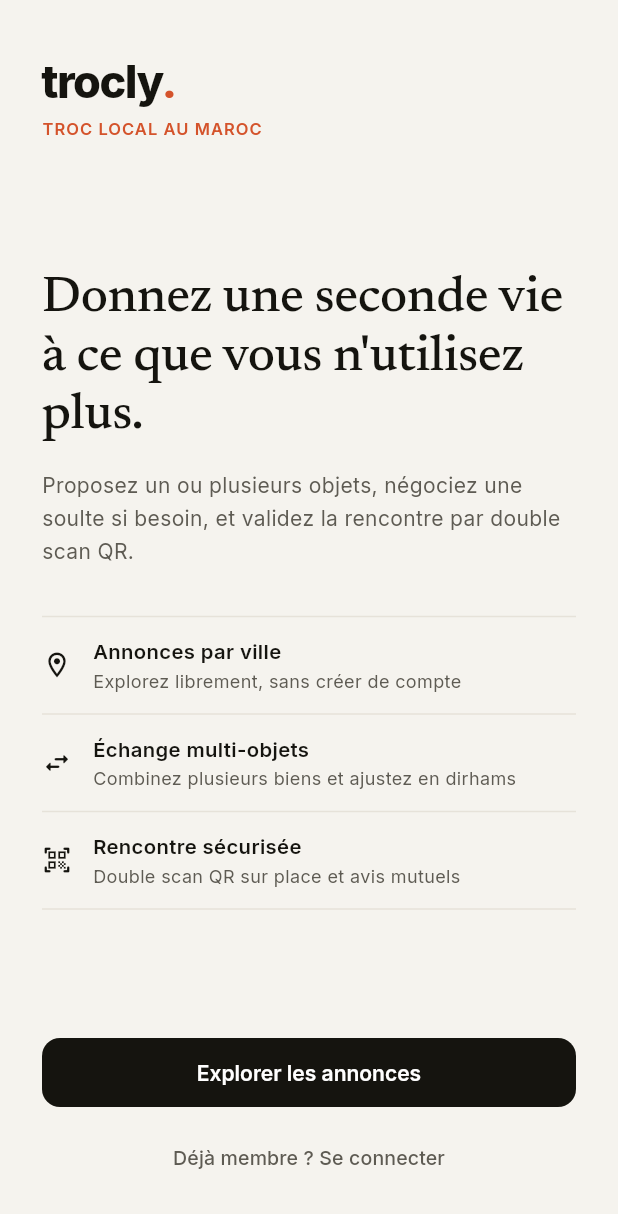
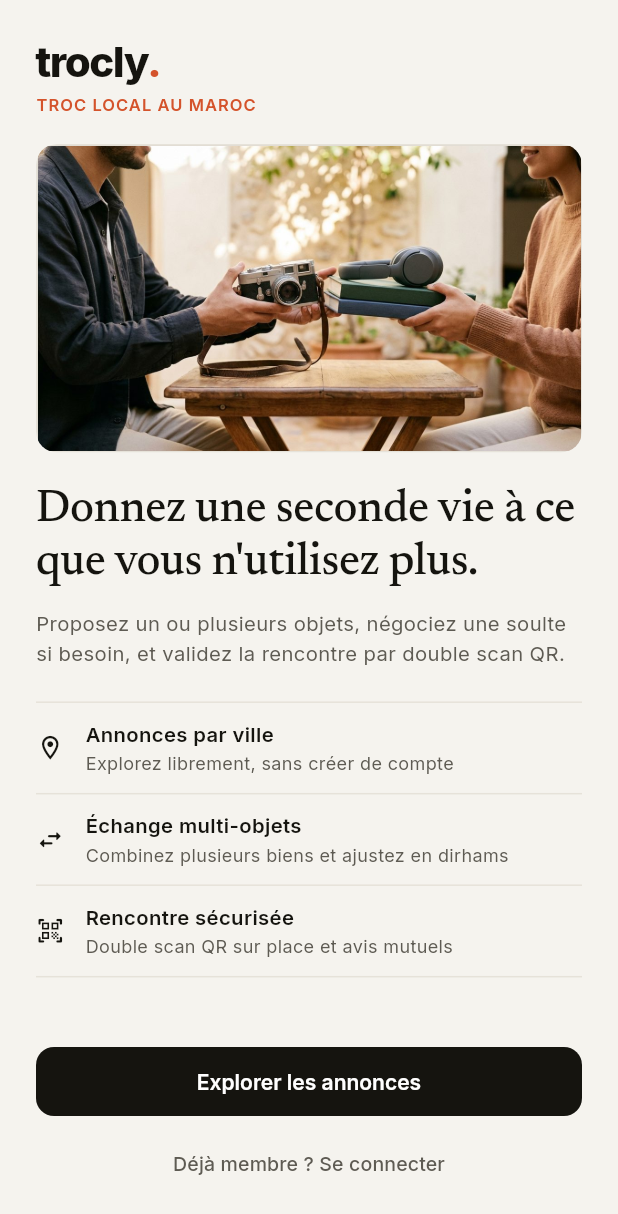
Before and after one commit to DandaneRida/trocly_mobile, a Flutter app: the screen it shows after launch, on a phone screen of 412 x 824 dp. Shown: the top 1214 px of the screen. Run offline on Flutter 3.47's test engine with Material 3 defaults, Android fonts, the phone set to English and light mode, and no system bars; our stand-ins replace flutter_secure_storage, get, google_fonts, image_picker, qr_flutter, socket_io_client; missing offline and left inert: mobile_scanner; accounts and stored records are empty; network calls fail.

Commit message:
feat(ui): bundle editorial exchange hero image on welcome screen

```diff
--- a/lib/features/feed/presentation/screens/splash_screen.dart
+++ b/lib/features/feed/presentation/screens/splash_screen.dart
@@ -15,57 +15,89 @@ class SplashScreen extends StatelessWidget {
     return Scaffold(
       backgroundColor: AppColors.paper,
       body: SafeArea(
-        child: Padding(
-          padding: const EdgeInsets.fromLTRB(28, 36, 28, 28),
+        child: LayoutBuilder(
+          builder: (context, constraints) {
+            return SingleChildScrollView(
+              padding: const EdgeInsets.fromLTRB(24, 24, 24, 24),
+              child: ConstrainedBox(
+                constraints: BoxConstraints(
+                  minHeight: constraints.maxHeight - 48,
+                ),
+                child: IntrinsicHeight(
+                  child: Center(
+                    child: ConstrainedBox(
+                      constraints: const BoxConstraints(maxWidth: 460),
                       child: Column(
                         crossAxisAlignment: CrossAxisAlignment.start,
                         children: [
-              AppTypography.wordmark(size: 30),
-              const SizedBox(height: 6),
+                          AppTypography.wordmark(size: 28),
+                          const SizedBox(height: 4),
                           Text(
                             'TROC LOCAL AU MAROC',
                             style: AppTypography.eyebrow(color: AppColors.accent),
                           ),
-              const Spacer(),
+                          const SizedBox(height: 18),
+
+                          // Editorial exchange hero photo bundled in assets/images/
+                          ClipRRect(
+                            borderRadius: BorderRadius.circular(14),
+                            child: Container(
+                              decoration: BoxDecoration(
+                                color: AppColors.imagePlaceholder,
+                                borderRadius: BorderRadius.circular(14),
+                                border: Border.all(color: AppColors.line),
+                              ),
+                              child: AspectRatio(
+                                aspectRatio: 16 / 9,
+                                child: Image.asset(
+                                  'assets/images/welcome_exchange.jpg',
+                                  fit: BoxFit.cover,
+                                ),
+                              ),
+                            ),
+                          ),
+                          const SizedBox(height: 22),
+
                           Text(
                             'Donnez une seconde vie à ce que vous n\'utilisez plus.',
-                style: AppTypography.serif(size: 34, height: 1.15),
+                            style: AppTypography.serif(size: 30, height: 1.15),
                           ),
-              const SizedBox(height: 16),
+                          const SizedBox(height: 12),
                           Text(
                             'Proposez un ou plusieurs objets, négociez une soulte si besoin, et validez la rencontre par double scan QR.',
                             style: AppTypography.sans(
-                  size: 14,
+                              size: 13.5,
                               color: AppColors.textSecondary,
-                  height: 1.55,
+                              height: 1.5,
                             ),
                           ),
-              const SizedBox(height: 32),
+                          const SizedBox(height: 22),
                           const Divider(),
-              _FeatureRow(
+                          const _FeatureRow(
                             icon: Icons.location_on_outlined,
                             title: 'Annonces par ville',
                             subtitle: 'Explorez librement, sans créer de compte',
                           ),
                           const Divider(),
-              _FeatureRow(
+                          const _FeatureRow(
                             icon: Icons.swap_horiz_rounded,
                             title: 'Échange multi-objets',
                             subtitle: 'Combinez plusieurs biens et ajustez en dirhams',
                           ),
                           const Divider(),
-              _FeatureRow(
+                          const _FeatureRow(
                             icon: Icons.qr_code_scanner_rounded,
                             title: 'Rencontre sécurisée',
                             subtitle: 'Double scan QR sur place et avis mutuels',
                           ),
                           const Divider(),
                           const Spacer(),
+                          const SizedBox(height: 20),
                           PrimaryButton(
                             label: 'Explorer les annonces',
                             onPressed: () => Get.offNamed('/feed'),
                           ),
-              const SizedBox(height: 10),
+                          const SizedBox(height: 8),
                           Obx(() {
                             if (auth.authToken.value.isNotEmpty) {
                               return const SizedBox.shrink();
@@ -88,6 +120,12 @@ class SplashScreen extends StatelessWidget {
                       ),
                     ),
                   ),
+                ),
+              ),
+            );
+          },
+        ),
+      ),
     );
   }
 }
@@ -106,10 +144,10 @@ class _FeatureRow extends StatelessWidget {
   @override
   Widget build(BuildContext context) {
     return Padding(
-      padding: const EdgeInsets.symmetric(vertical: 13),
+      padding: const EdgeInsets.symmetric(vertical: 11),
       child: Row(
         children: [
-          Icon(icon, size: 20, color: AppColors.ink),
+          Icon(icon, size: 19, color: AppColors.ink),
           const SizedBox(width: 14),
           Expanded(
             child: Column(
```
Also changed, not shown: assets/images/welcome_exchange.jpg (added). Lines whose indentation alone changed are shown as unchanged.
